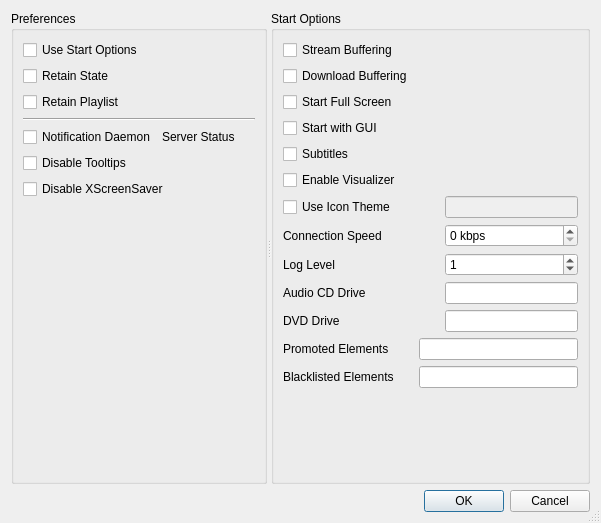
Before: the Qt Designer form code/settings/ui/settings.ui in andrew-bibb/mbmp, drawn with Qt 5.
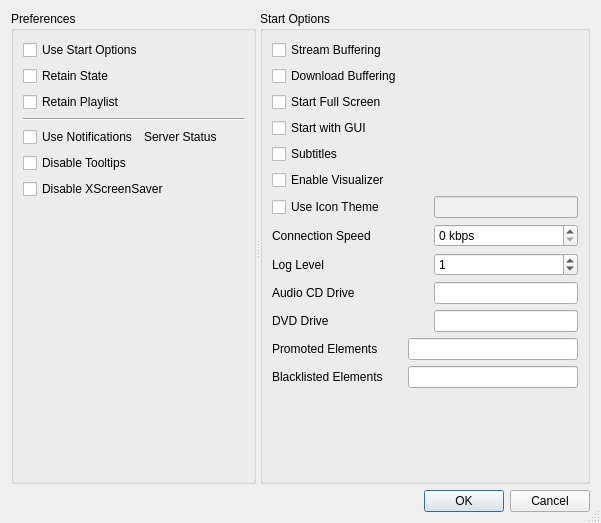
After: the same form once the commit is applied.

Commit message: tooltips and whats this for notification daemon

What changed in the file:
```diff
--- a/code/settings/ui/settings.ui
+++ b/code/settings/ui/settings.ui
@@ -91,7 +91,7 @@
             <string>&lt;html&gt;&lt;head/&gt;&lt;body&gt;&lt;p&gt;If checked the system desktop notification daemon will popup a notify message when a significant connman related event is received. This option will only be available if MBMP is able to detect a notification daemon running on your system.&lt;/p&gt;&lt;/body&gt;&lt;/html&gt;</string>
            </property>
            <property name="text">
-            <string>Notification Daemon</string>
+            <string>Use Notifications</string>
            </property>
           </widget>
          </item>
```
Left out of the diff: 2 changed lines with no effect on the pictures. The commit also changes 4 other files.
